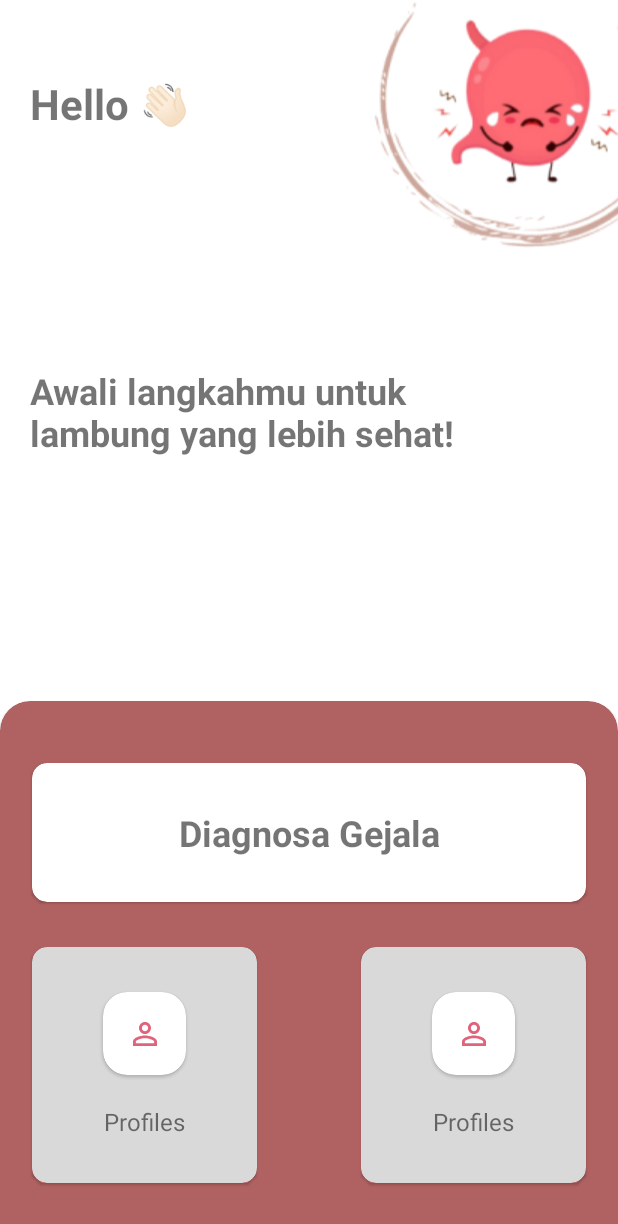
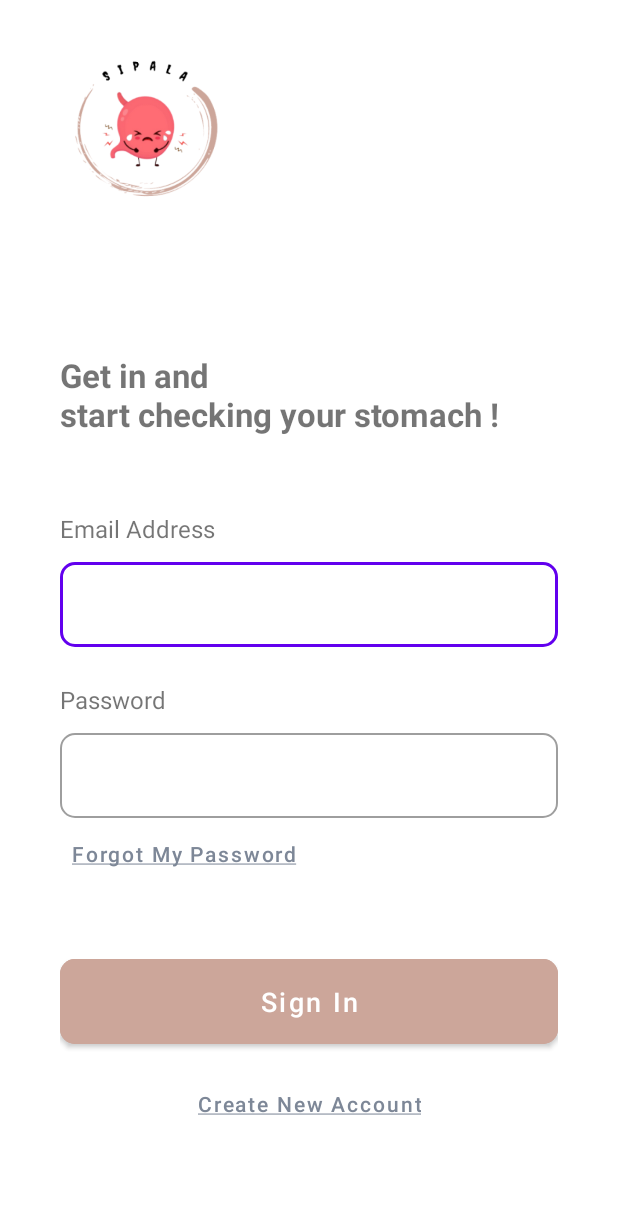
Before and after one commit to nabilqois/Sipala, an Android app: the screen it shows after launch (HomeActivity before the commit, SignInActivity after it), after a tap on "Sign In", on a phone screen of 412 x 824 dp. Shown: the top 1224 px of the screen. Run offline under Robolectric (Android 15) with nearby library versions, the phone set to English and light mode, and no system bars.

Commit message:
create SignInActivity.kt and designing activity_sign_in.xml layout

```diff
--- a/app/src/main/AndroidManifest.xml
+++ b/app/src/main/AndroidManifest.xml
@@ -13,6 +13,9 @@
         android:supportsRtl="true"
         android:theme="@style/Theme.Sipala"
         tools:targetApi="31">
+        <activity
+            android:name=".SignInActivity"
+            android:exported="false" />
         <activity
             android:name=".HomeActivity"
             android:exported="false" />
--- a/app/src/main/java/com/nabil/sipala/MainActivity.kt
+++ b/app/src/main/java/com/nabil/sipala/MainActivity.kt
@@ -20,7 +20,7 @@ class MainActivity : AppCompatActivity() {
         }
 
         binding.bntSignIn.setOnClickListener {
-            startActivity(Intent(this, HomeActivity::class.java))
+            startActivity(Intent(this, SignInActivity::class.java))
         }
     }
 }
--- /dev/null
+++ b/app/src/main/java/com/nabil/sipala/SignInActivity.kt
@@ -0,0 +1,11 @@
+package com.nabil.sipala
+
+import androidx.appcompat.app.AppCompatActivity
+import android.os.Bundle
+
+class SignInActivity : AppCompatActivity() {
+    override fun onCreate(savedInstanceState: Bundle?) {
+        super.onCreate(savedInstanceState)
+        setContentView(R.layout.activity_sign_in)
+    }
+}
--- /dev/null
+++ b/app/src/main/res/layout/activity_sign_in.xml
@@ -0,0 +1,133 @@
+<?xml version="1.0" encoding="utf-8"?>
+<androidx.constraintlayout.widget.ConstraintLayout xmlns:android="http://schemas.android.com/apk/res/android"
+    xmlns:app="http://schemas.android.com/apk/res-auto"
+    xmlns:tools="http://schemas.android.com/tools"
+    android:layout_width="match_parent"
+    android:layout_height="match_parent"
+    android:paddingStart="40dp"
+    android:paddingEnd="40dp"
+    tools:context=".SignInActivity">
+
+    <ImageView
+        android:id="@+id/img_logo"
+        android:layout_width="116dp"
+        android:layout_height="116dp"
+        android:src="@drawable/sipala_logo"
+        android:layout_marginTop="28dp"
+        app:layout_constraintStart_toStartOf="parent"
+        app:layout_constraintTop_toTopOf="parent"
+        android:contentDescription="Logo Sipala"
+        />
+
+    <TextView
+        android:id="@+id/text1"
+        android:layout_width="match_parent"
+        android:layout_height="wrap_content"
+        android:text="@string/get_in"
+        android:textSize="22sp"
+        android:textStyle="bold"
+        android:layout_marginTop="12dp"
+        app:layout_constraintTop_toBottomOf="@id/img_logo"
+        app:layout_constraintStart_toStartOf="parent"
+        app:layout_constraintEnd_toEndOf="parent"
+        app:layout_constraintBottom_toTopOf="@id/txt_input_layout_email"
+        />
+
+    <TextView
+        android:id="@+id/txt_email"
+        android:layout_width="wrap_content"
+        android:layout_height="wrap_content"
+        android:text="@string/email"
+        android:textSize="16sp"
+        android:layout_marginBottom="6dp"
+        app:layout_constraintBottom_toTopOf="@id/txt_input_layout_email"
+        app:layout_constraintStart_toStartOf="parent"
+        />
+
+    <com.google.android.material.textfield.TextInputLayout
+        android:id="@+id/txt_input_layout_email"
+        style="?attr/textInputOutlinedStyle"
+        android:layout_width="match_parent"
+        android:layout_height="wrap_content"
+        app:boxCornerRadiusTopStart="10dp"
+        app:boxCornerRadiusTopEnd="10dp"
+        app:boxCornerRadiusBottomStart="10dp"
+        app:boxCornerRadiusBottomEnd="10dp"
+        android:layout_marginBottom="24dp"
+        app:layout_constraintBottom_toTopOf="@id/txt_password"
+        app:layout_constraintStart_toStartOf="parent"
+        app:layout_constraintEnd_toEndOf="parent">
+        <com.google.android.material.textfield.TextInputEditText
+            android:id="@+id/txt_input_edit_email"
+            android:layout_width="match_parent"
+            android:layout_height="match_parent"/>
+    </com.google.android.material.textfield.TextInputLayout>
+
+    <TextView
+        android:id="@+id/txt_password"
+        android:layout_width="wrap_content"
+        android:layout_height="wrap_content"
+        android:text="@string/password"
+        android:textSize="16sp"
+        android:layout_marginBottom="6dp"
+        app:layout_constraintBottom_toTopOf="@id/txt_input_layout_password"
+        app:layout_constraintStart_toStartOf="parent"
+        />
+
+    <com.google.android.material.textfield.TextInputLayout
+        android:id="@+id/txt_input_layout_password"
+        style="?attr/textInputOutlinedStyle"
+        android:layout_width="match_parent"
+        android:layout_height="wrap_content"
+        app:boxCornerRadiusTopStart="10dp"
+        app:boxCornerRadiusTopEnd="10dp"
+        app:boxCornerRadiusBottomStart="10dp"
+        app:boxCornerRadiusBottomEnd="10dp"
+        app:layout_constraintBottom_toTopOf="@id/btn_forgot_password"
+        app:layout_constraintStart_toStartOf="parent"
+        app:layout_constraintEnd_toEndOf="parent">
+        <com.google.android.material.textfield.TextInputEditText
+            android:id="@+id/txt_input_edit_password"
+            android:layout_width="match_parent"
+            android:layout_height="match_parent"/>
+    </com.google.android.material.textfield.TextInputLayout>
+
+    <com.google.android.material.button.MaterialButton
+        android:id="@+id/btn_forgot_password"
+        style="?attr/borderlessButtonStyle"
+        android:layout_width="wrap_content"
+        android:layout_height="wrap_content"
+        android:text="@string/forgot_my_password"
+        android:textAllCaps="false"
+        android:textColor="@color/grey"
+        android:layout_marginBottom="40dp"
+        app:layout_constraintBottom_toTopOf="@id/btn_sign_in"
+        app:layout_constraintStart_toStartOf="parent"
+        />
+
+    <com.google.android.material.button.MaterialButton
+        android:id="@+id/btn_sign_in"
+        style="@style/Button"
+        android:text="Sign In"
+        android:layout_marginStart="0dp"
+        android:layout_marginEnd="0dp"
+        android:layout_marginBottom="10dp"
+        app:layout_constraintBottom_toTopOf="@+id/btn_create_new_account"
+        app:layout_constraintEnd_toEndOf="parent"
+        app:layout_constraintStart_toStartOf="parent" />
+
+    <com.google.android.material.button.MaterialButton
+        android:id="@+id/btn_create_new_account"
+        style="?attr/borderlessButtonStyle"
+        android:layout_width="wrap_content"
+        android:layout_height="wrap_content"
+        android:text="@string/create_new_account"
+        android:textAllCaps="false"
+        android:textColor="@color/grey"
+        android:layout_marginBottom="64dp"
+        app:layout_constraintBottom_toBottomOf="parent"
+        app:layout_constraintStart_toStartOf="parent"
+        app:layout_constraintEnd_toEndOf="parent"
+        />
+
+</androidx.constraintlayout.widget.ConstraintLayout>
--- a/app/src/main/res/values/colors.xml
+++ b/app/src/main/res/values/colors.xml
@@ -6,7 +6,7 @@
     <color name="teal_200">#FF03DAC5</color>
     <color name="teal_700">#FF018786</color>
     <color name="black">#FF000000</color>
-    <color name="grey">#32000000</color>
+    <color name="grey">#FF7D8797</color>
     <color name="white">#FFFFFFFF</color>
 
     <color name="choco_red">#FFB06161</color>
--- a/app/src/main/res/values/strings.xml
+++ b/app/src/main/res/values/strings.xml
@@ -9,4 +9,9 @@
     <string name="hasil">Hasil</string>
     <string name="awali_langkahmu_untuk_lambung_yang_lebih_sehat">Awali langkahmu untuk lambung yang lebih sehat!</string>
     <string name="diagnosa_gejala">Diagnosa Gejala</string>
+    <string name="get_in">Get in and \nstart checking your stomach !</string>
+    <string name="create_new_account"><u>Create New Account</u></string>
+    <string name="forgot_my_password"><u>Forgot My Password</u></string>
+    <string name="password">Password</string>
+    <string name="email">Email Address</string>
 </resources>
--- a/app/src/main/res/values/themes.xml
+++ b/app/src/main/res/values/themes.xml
@@ -19,7 +19,7 @@
         <item name="android:layout_height">wrap_content</item>
         <item name="android:layout_marginStart">40dp</item>
         <item name="android:layout_marginEnd">40dp</item>
-        <item name="android:padding">10dp</item>
+        <item name="android:padding">16dp</item>
         <item name="cornerRadius">10dp</item>
         <item name="android:textSize">18sp</item>
         <item name="textAllCaps">false</item>
```
